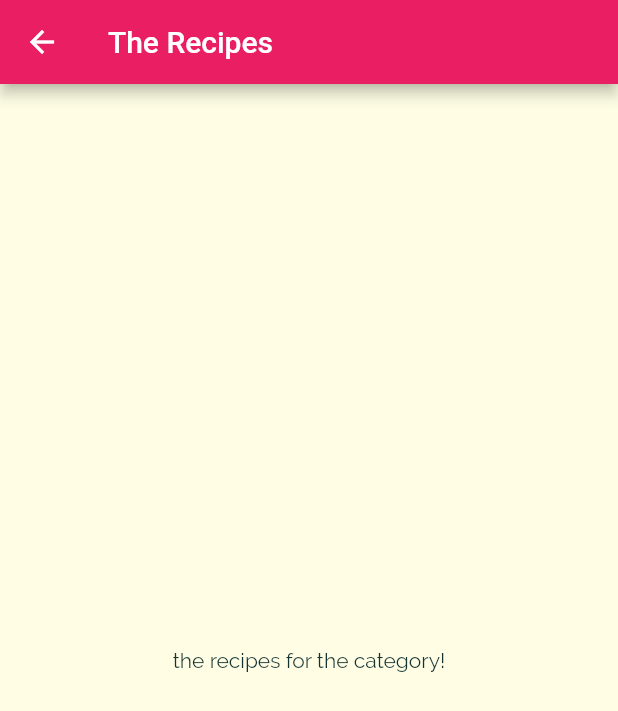
After one commit to khakestari/meals_app, a Flutter app: the screen it shows after launch, after a tap on "Italian", on a phone screen of 412 x 824 dp. The commit adds this screen. Shown: the top 711 px of the screen. Run offline on Flutter 3.47's test engine with Material 2 defaults, Android fonts, the phone set to English and light mode, and no system bars.

Commit message:
navigating to new Recipes screen

```diff
--- a/lib/category_item.dart
+++ b/lib/category_item.dart
@@ -1,4 +1,6 @@
 import 'package:flutter/material.dart';
+
+import './category_meals_screeen.dart';
 
 class CategoryItem extends StatelessWidget {
   final String title;
@@ -6,9 +8,19 @@ class CategoryItem extends StatelessWidget {
 
   CategoryItem(this.title, this.color);
 
+  void selectCategory(BuildContext ctx) {
+    Navigator.of(ctx).push(MaterialPageRoute(builder: (_) {
+      return CategoryMealsScreen();
+    }));
+  }
+
   @override
   Widget build(BuildContext context) {
-    return Container(
+    return InkWell(
+      onTap: () => selectCategory(context),
+      splashColor: Theme.of(context).primaryColor,
+      borderRadius: BorderRadius.circular(15),
+      child: Container(
         padding: const EdgeInsets.all(15),
         decoration: BoxDecoration(
           gradient: LinearGradient(
@@ -21,6 +33,8 @@ class CategoryItem extends StatelessWidget {
           title,
           style: Theme.of(context).textTheme.headlineLarge,
         ),
+
+      ),
     );
   }
 }
--- /dev/null
+++ b/lib/category_meals_screeen.dart
@@ -0,0 +1,15 @@
+import 'package:flutter/material.dart';
+
+class CategoryMealsScreen extends StatelessWidget {
+  const CategoryMealsScreen({super.key});
+
+  @override
+  Widget build(BuildContext context) {
+    return Scaffold(
+      appBar: AppBar(title: Text('The Recipes')),
+      body: Center(
+        child: Text('the recipes for the category!'),
+      ),
+    );
+  }
+}
--- a/lib/main.dart
+++ b/lib/main.dart
@@ -11,7 +11,6 @@ class MyApp extends StatelessWidget {
       title: 'DeliMeals',
       theme: ThemeData(
         primarySwatch: Colors.pink,
-        accentColor: Colors.amber,
         canvasColor: Color.fromRGBO(255, 254, 229, 1),
         fontFamily: 'Raleway',
         textTheme: ThemeData.light().textTheme.copyWith(
```
Lines whose indentation alone changed are shown as unchanged.
